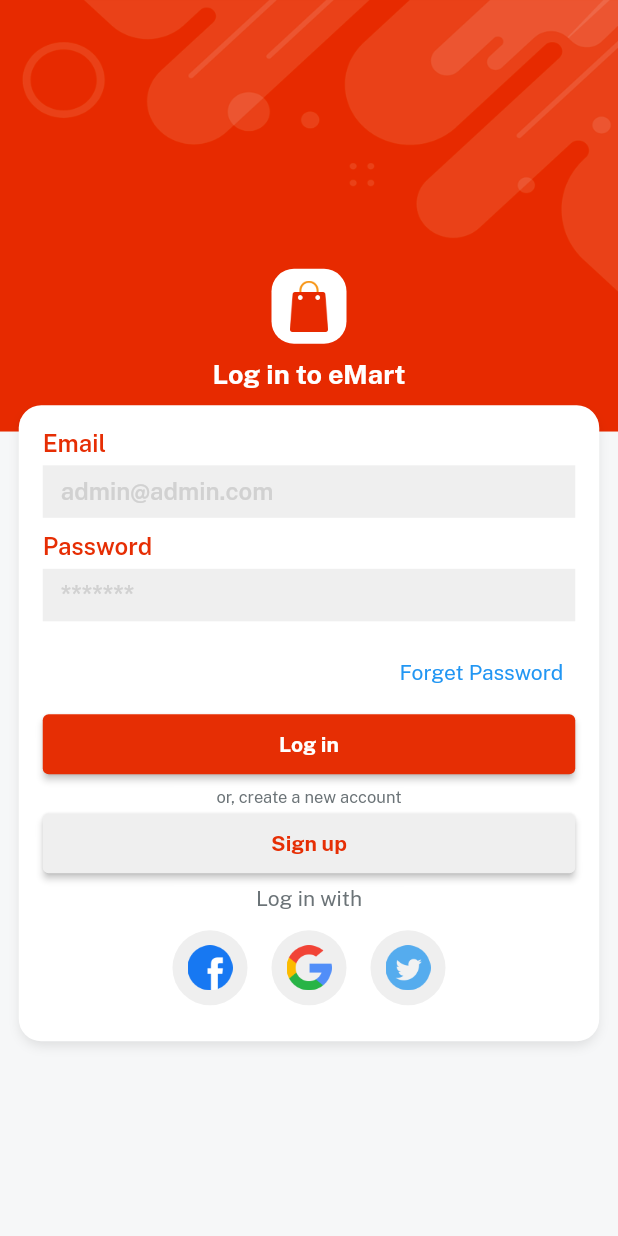
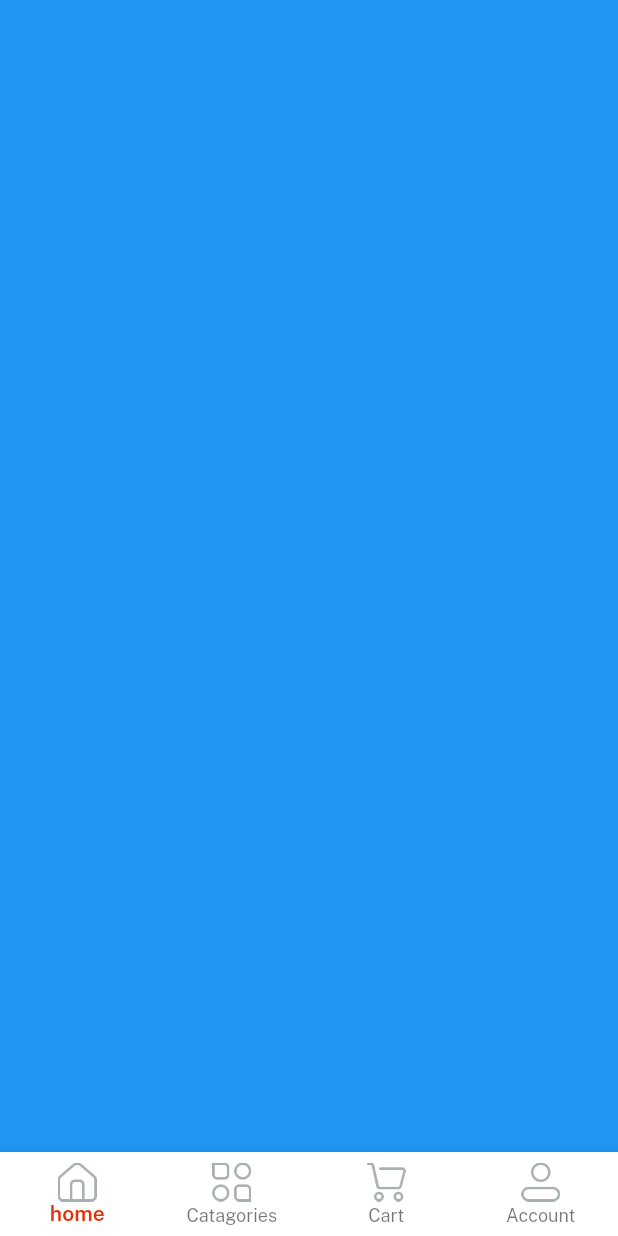
Before and after one commit to majharul-islam181/ecommerce, a Flutter app: the screen it shows after launch, after a tap on "Log in", on a phone screen of 412 x 824 dp. Run offline on Flutter 3.47's test engine with Material 2 defaults, Android fonts, the phone set to English and light mode, and no system bars; our stand-ins replace get, velocity_x.

```diff
--- /dev/null
+++ b/lib/controller/home_controller.dart
@@ -0,0 +1,5 @@
+import 'package:ecommerce/consts/consts.dart';
+
+class HomeController extends GetxController {
+  var currentNavIndex = 0.obs;
+}
--- a/lib/views/auth_screen/login_screen.dart
+++ b/lib/views/auth_screen/login_screen.dart
@@ -1,6 +1,7 @@
 import 'package:ecommerce/consts/consts.dart';
 import 'package:ecommerce/consts/lists.dart';
 import 'package:ecommerce/views/auth_screen/signup_screen.dart';
+import 'package:ecommerce/views/home_screen/home_screen.dart';
 import 'package:ecommerce/widgets_common/applogo_widget.dart';
 import 'package:ecommerce/widgets_common/bg_widget.dart';
 import 'package:ecommerce/widgets_common/custom_textfield.dart';
@@ -36,7 +37,9 @@ class LoginScreen extends StatelessWidget {
                 //login button
                 ourButton(
                         bgcolor: redColor,
-                        onPress: () {},
+                        onPress: () {
+                          Get.to(() => const HomeScreen());
+                        },
                         textcolor: whiteColor,
                         buttonName: login)
                     .box
@@ -49,7 +52,7 @@ class LoginScreen extends StatelessWidget {
                 ourButton(
                         bgcolor: lightGrey,
                         onPress: () {
-                          Get.to(() =>const  SignupScreen());
+                          Get.to(() => const SignupScreen());
                         },
                         textcolor: redColor,
                         buttonName: signup)
--- a/lib/views/auth_screen/signup_screen.dart
+++ b/lib/views/auth_screen/signup_screen.dart
@@ -5,9 +5,15 @@ import 'package:ecommerce/widgets_common/bg_widget.dart';
 import 'package:ecommerce/widgets_common/custom_textfield.dart';
 import 'package:ecommerce/widgets_common/our_button.dart';
 
-class SignupScreen extends StatelessWidget {
+class SignupScreen extends StatefulWidget {
   const SignupScreen({super.key});
 
+  @override
+  State<SignupScreen> createState() => _SignupScreenState();
+}
+
+class _SignupScreenState extends State<SignupScreen> {
+  bool? ischeck = false;
   @override
   Widget build(BuildContext context) {
     return bgWidget(Scaffold(
@@ -39,9 +45,13 @@ class SignupScreen extends StatelessWidget {
                 Row(
                   children: [
                     Checkbox(
-                        value: false,
+                        value: ischeck,
                         checkColor: redColor,
-                        onChanged: ((value) {})),
+                        onChanged: ((value) {
+                          setState(() {
+                            ischeck = value;
+                          });
+                        })),
                     10.widthBox,
                     Expanded(
                       child: RichText(
@@ -77,9 +87,9 @@ class SignupScreen extends StatelessWidget {
                   ],
                 ),
 
-                //login button
+                //Sighup button
                 ourButton(
-                        bgcolor: redColor,
+                        bgcolor: ischeck == true? redColor : lightGrey,
                         onPress: () {},
                         textcolor: whiteColor,
                         buttonName: signup)
@@ -113,7 +123,7 @@ class SignupScreen extends StatelessWidget {
                   .rounded
                   .shadowMd
                   .make(),
-              15.heightBox,
+              20.heightBox,
             ],
           ),
         ),
--- /dev/null
+++ b/lib/views/home_screen/home_screen.dart
@@ -0,0 +1,72 @@
+// ignore_for_file: unused_local_variable
+
+import 'package:ecommerce/consts/consts.dart';
+import 'package:ecommerce/controller/home_controller.dart';
+import 'package:flutter/src/widgets/container.dart';
+import 'package:flutter/src/widgets/framework.dart';
+
+class HomeScreen extends StatelessWidget {
+  const HomeScreen({super.key});
+
+  @override
+  Widget build(BuildContext context) {
+    var controller = Get.put(HomeController());
+
+    var navBar = [
+      BottomNavigationBarItem(
+          icon: Image.asset(
+            icHome,
+            width: 26,
+          ),
+          label: "home"),
+      BottomNavigationBarItem(
+          icon: Image.asset(
+            icCategories,
+            width: 26,
+          ),
+          label: "Catagories"),
+      BottomNavigationBarItem(
+          icon: Image.asset(
+            icCart,
+            width: 26,
+          ),
+          label: "Cart"),
+      BottomNavigationBarItem(
+          icon: Image.asset(
+            icProfile,
+            width: 26,
+          ),
+          label: "Account"),
+    ];
+
+    var navBody = [
+      Container(color: Colors.blue,),
+      Container(color: Colors.amber,),
+      Container(color: Colors.purple,),
+      Container(color: Colors.cyan,)
+
+
+    ];
+
+    return Scaffold(
+      body: Column(
+        children: [
+          Obx(() =>  Expanded(
+              child: navBody.elementAt(controller.currentNavIndex.value),
+            ),
+          ),
+        ],
+      ),
+      bottomNavigationBar: Obx(() => BottomNavigationBar(
+        currentIndex: controller.currentNavIndex.value,
+          items: navBar,
+          selectedItemColor: redColor,
+          selectedLabelStyle: const TextStyle(fontFamily: semibold),
+          backgroundColor: whiteColor,
+          type: BottomNavigationBarType.fixed,
+          onTap: ((value) => controller.currentNavIndex.value = value),
+        ),
+      ),
+    );
+  }
+}
```
